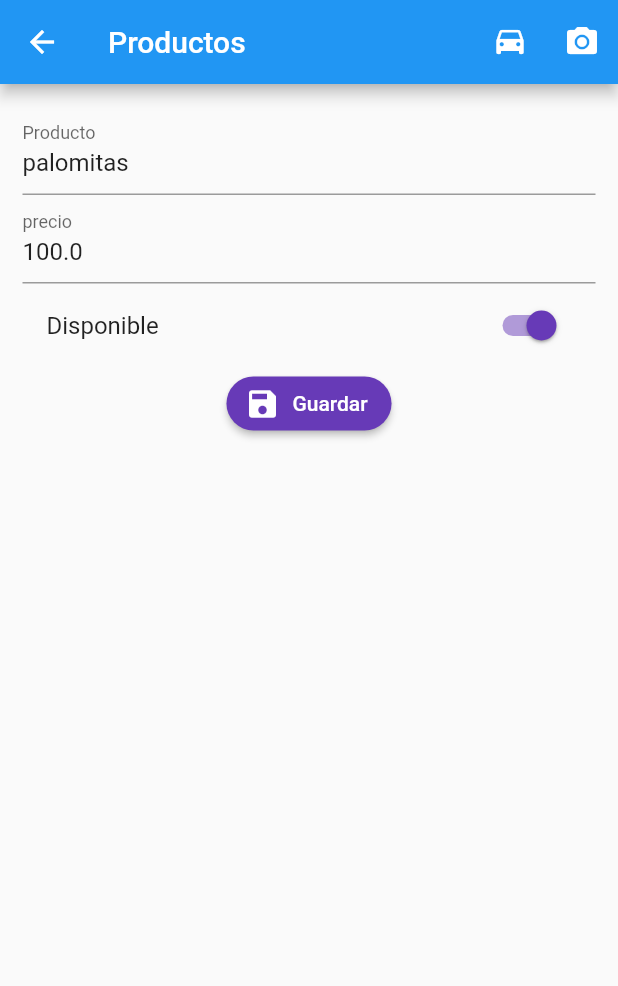
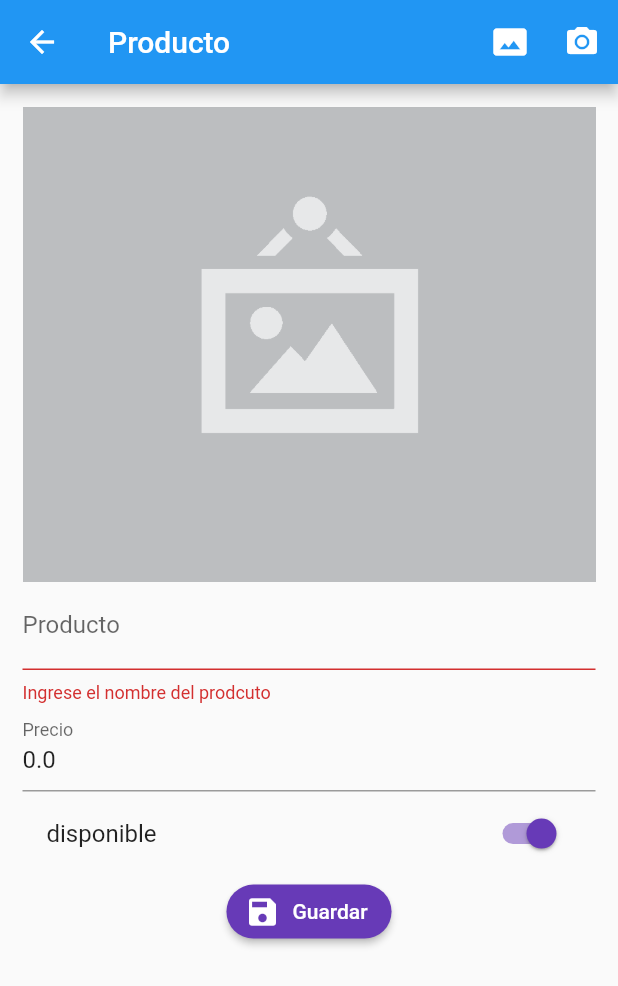
Before and after one commit to ffernando-cg/iOS-Fieras, a Flutter app: the ProductPage screen opened by its route, after a tap on "Guardar", on a phone screen of 412 x 824 dp. Shown: the top 986 px of the screen. Run offline on Flutter 3.47's test engine with Material 2 defaults, Android fonts, the phone set to English and light mode, and no system bars; our stand-ins replace image_picker, rxdart; missing offline and left inert: mime_type; network calls fail.

Commit message:
Practica final

```diff
--- a/lib/src/bloc/login_bloc.dart
+++ b/lib/src/bloc/login_bloc.dart
@@ -1,25 +1,26 @@
 import 'dart:async';
+import 'package:blocpattern/src/bloc/validators.dart';
 import 'package:rxdart/rxdart.dart';
-import 'package:formvalidation/src/bloc/validators.dart';
 
-class LoginBloc with Validators{ // Mezcla entre login bloc y validador
+
+class LoginBloc with Validators{
   // stream nos va a servir para controlar flujo y cambios en las propiedades de niveles bajos
-
- /*  final _emailController = StreamController<String>.broadcast();
+  /*
+  final _emailController = StreamController<String>.broadcast();
   final _passwordController = StreamController<String>.broadcast(); */
   final _emailController = BehaviorSubject<String>();
   final _passwordController = BehaviorSubject<String>();
 
-  //Necesitamos combinar los dos streams
-  get formValidStream => Rx.combineLatest2(emailStream, passwordStream, (e, p) => true);
-
   Stream<String>get emailStream => _emailController.stream.transform(validarEmail);
   Stream<String>get passwordStream => _passwordController.stream.transform(validarPassword);
 
+  //Neceitamos reactive extension (no existen los stream)
+  Stream<bool> get formValidStream => Rx.combineLatest2(emailStream,passwordStream,(e,p)=>true);
 
   Function(String) get changeEmail => _emailController.sink.add; // crear un referencia
-  Function(String) get changePassword => _passwordController.sink.add;
+  Function(String) get changePassword => _passwordController.sink.add; // crear un referencia
 
+  // obtener ultimo valor de streams
   String get email => _emailController.value;
   String get password => _passwordController.value;
 
--- a/lib/src/models/product_model.dart
+++ /dev/null
@@ -1,36 +0,0 @@
-// To parse this JSON data, do
-//
-//     final productModel = productModelFromJson(jsonString);
-import 'dart:convert';
-
-ProductModel productModelFromJson(String str) => ProductModel.fromJson(json.decode(str));
-
-String productModelToJson(ProductModel data) => json.encode(data.toJson());
-
-class ProductModel {
-    ProductModel({
-        this.id,
-        this.titulo = 'palomitas',
-        this.valor = 100.0,
-        this.disponible= true,
-    });
-
-    String id;
-    String titulo;
-    double valor;
-    bool disponible;
-
-    factory ProductModel.fromJson(Map<String, dynamic> json) => ProductModel(
-        id: json["id"],
-        titulo: json["titulo"],
-        valor: json["valor"],
-        disponible: json["disponible"],
-    );
-
-    Map<String, dynamic> toJson() => {
-        "id": id,
-        "titulo": titulo,
-        "valor": valor,
-        "disponible": disponible,
-    };
-}
--- /dev/null
+++ b/lib/src/models/producto_model.dart
@@ -0,0 +1,43 @@
+import 'dart:convert';
+
+// Recibe json en forma de string y regresa nueva instancia del modelo
+ProductoModel productoModelFromJson(String str) => ProductoModel.fromJson(json.decode(str));
+
+// toma el modelo y lo modela como json
+String productoModelToJson(ProductoModel data) => json.encode(data.toJson());
+
+class ProductoModel {
+    ProductoModel({
+        this.id,
+        this.titulo = '',
+        this.valor = 0.0,
+        this.disponible =  true,
+        this.fotoUrl,
+    });
+
+    String id;
+    String titulo;
+    double valor;
+    bool disponible;
+    String fotoUrl;
+
+
+    // Recibe mapa y regresa nueva intancia por eso factory
+    factory ProductoModel.fromJson(Map<String, dynamic> json) => ProductoModel(
+        id          : json["id"],
+        titulo      : json["titulo"],
+        valor       : json["valor"],
+        disponible  : json["disponible"],
+        fotoUrl     : json["fotoURL"],
+    );
+
+
+    // toma el modelo y lo transforma a json
+    Map<String, dynamic> toJson() => {
+        //"id": id,
+        "titulo": titulo,
+        "valor": valor,
+        "disponible": disponible,
+        "fotoURL": fotoUrl,
+    };
+}
--- a/lib/src/pages/producto_page.dart
+++ b/lib/src/pages/producto_page.dart
@@ -1,11 +1,12 @@
+import 'dart:io';
+
+import 'package:blocpattern/src/models/producto_model.dart';
+import 'package:blocpattern/src/providers/productos_provider.dart';
+import 'package:blocpattern/src/utils/utils.dart' as utils;
 import 'package:flutter/material.dart';
-import 'package:formvalidation/src/models/product_model.dart';
-import 'package:formvalidation/src/providers/productos_provider.dart';
-import 'package:formvalidation/src/utils/utils.dart' as utils;
+import 'package:image_picker/image_picker.dart';
 
 class ProductPage extends StatefulWidget {
-  ProductPage({Key key}) : super(key: key);
-
   @override
   _ProductPageState createState() => _ProductPageState();
 }
@@ -13,22 +14,31 @@ class ProductPage extends StatefulWidget {
 class _ProductPageState extends State<ProductPage> {
   final formKey = GlobalKey<FormState>();
   final productoProvider = new ProductosProvider();
-  final producto = new ProductModel();
+  ProductoModel producto = new ProductoModel();
+
+  final scaffoldKey = GlobalKey<ScaffoldState>();
+  bool _guardando = false;
+  File foto;
+  final _picker = ImagePicker();
 
   @override
   Widget build(BuildContext context) {
+    final ProductoModel prodData = ModalRoute.of(context).settings.arguments;
+
+    if (prodData != null) {
+      producto = prodData;
+    }
+
     return Scaffold(
+      key: scaffoldKey,
       appBar: AppBar(
-        title: Text('Productos'),
+        title: Text('Producto'),
         actions: <Widget>[
           IconButton(
-            icon: Icon(Icons.time_to_leave),
-            onPressed: () {},
+            icon: Icon(Icons.photo_size_select_actual),
+            onPressed: _seleccionarFoto,
           ),
-          IconButton(
-            icon: Icon(Icons.camera_alt),
-            onPressed: () {},
-          ),
+          IconButton(onPressed: _tomarFoto, icon: Icon(Icons.camera_alt))
         ],
       ),
       body: SingleChildScrollView(
@@ -38,6 +48,7 @@ class _ProductPageState extends State<ProductPage> {
             key: formKey,
             child: Column(
               children: <Widget>[
+                _mostrarFoto(),
                 _crearNombre(),
                 _crearPrecio(),
                 _crearDisponible(),
@@ -54,14 +65,20 @@ class _ProductPageState extends State<ProductPage> {
     return TextFormField(
       textCapitalization: TextCapitalization.sentences,
       decoration: InputDecoration(labelText: 'Producto'),
-      onSaved: (value) => producto.titulo,
+      //3
+      onSaved: (value) => producto.titulo = value,
       validator: (value) {
         if (value.length < 3) {
-          return 'Ingrese un nombre mas grande';
-        } else {
+          return 'Ingrese el nombre del prodcuto';
+        }
+        else if(value.trim() == ''){
+          return 'No puede existir campos nulos';
+        }
+        else {
           return null;
         }
       },
+      // 2
       initialValue: producto.titulo,
     );
   }
@@ -69,26 +86,19 @@ class _ProductPageState extends State<ProductPage> {
   Widget _crearPrecio() {
     return TextFormField(
       keyboardType: TextInputType.numberWithOptions(decimal: true),
-        decoration: InputDecoration(labelText: 'precio'),
-        onSaved: (value)=>producto.valor = double.parse(value),
+      decoration: InputDecoration(labelText: 'Precio'),
+      onSaved: (value) => producto.valor = double.parse(value),
       validator: (value) {
         if (utils.isNumeric(value)) {
           return null;
-          } else {
+        }else if(value.trim() == '0.0'){
+          return 'no pueden existir campos nulos';
+        }
+         else {
           return 'solo números';
         }
       },
-        initialValue: producto.valor.toString(),);
-  }
-
-  Widget _crearDisponible() {
-    return SwitchListTile(
-      value: producto.disponible,
-      title: Text('Disponible'),
-      activeColor: Colors.deepPurple,
-      onChanged: (value)=>setState((){
-        producto.disponible = value;
-      }),
+      initialValue: producto.valor.toString(),
     );
   }
 
@@ -101,18 +111,101 @@ class _ProductPageState extends State<ProductPage> {
       textColor: Colors.white,
       label: Text('Guardar'),
       icon: Icon(Icons.save),
-      onPressed: _submit,
+      onPressed: (_guardando) ? null : _submit,
     );
   }
 
-  void _submit() {
-    // Preguntar los estados validados
-    if (formKey.currentState.validate()) return;
+  _crearDisponible() {
+    return SwitchListTile(
+      value: producto.disponible,
+      title: Text('disponible'),
+      activeColor: Colors.deepPurple,
+      onChanged: (value) => setState(() {
+        producto.disponible = value;
+      }),
+    );
+  }
 
-    formKey.currentState.save();
-    print('Todo fine');
+  void _submit() async{
+    if (!formKey.currentState.validate()) return;
+    formKey.currentState.save(); //4
 
+    setState(() {
+      _guardando = true;
+    });
+
+    //subir imagen
+    if (foto != null){
+      producto.fotoUrl = await productoProvider.subirImagen(foto);
+    }
+
+    if (producto.id == null) {
       productoProvider.crearProducto(producto);
+    } else {
+      productoProvider.editarProducto(producto);
+    }
 
+/*     setState(() {
+      _guardando = true;
+    });
+ */
+    mostrarSnackBar('Registro Guardado');
+
+    Navigator.pop(context);
+  }
+
+  void mostrarSnackBar(String mensaje) {
+    final snackbar = SnackBar(
+      content: Text(mensaje),
+      duration: Duration(milliseconds: 1500),
+    );
+    scaffoldKey.currentState.showSnackBar(snackbar);
+  }
+
+  _seleccionarFoto() async {
+    PickedFile image = await _picker.getImage(source: ImageSource.gallery);
+    foto = File(image.path);
+    if (foto != null) {
+      //limpieza
+    }
+    print('fotito seleccionada');
+    setState(() {});
+    print(foto.path);
+  }
+
+  _mostrarFoto() {
+    if (producto.fotoUrl != null) {
+      return FadeInImage(
+        image: NetworkImage(producto.fotoUrl),
+        placeholder: AssetImage('assets/jar-loading.gif'),
+        height: 300.0,
+        fit: BoxFit.contain,
+      );
+    } else {
+      if (foto != null) {
+        return Image.file(
+          foto,
+          fit: BoxFit.cover,
+          height: 300.0,
+        );
+      }
+      return Image.asset('assets/no-image.png');
     }
   }
+
+  void _tomarFoto() async {
+    _procesarImagen(ImageSource.camera);
+  }
+
+  _procesarImagen(ImageSource origen) async {
+    PickedFile image = await _picker.getImage(source: origen);
+    foto = File(image.path);
+
+    if (foto != null) {
+      producto.fotoUrl == null;
+    }
+    print('fotito seleccionada');
+    setState(() {});
+    print(foto.path);
+  }
+}
--- a/lib/src/utils/utils.dart
+++ b/lib/src/utils/utils.dart
@@ -1,7 +1,7 @@
 bool isNumeric(String s){
-  // Saber si es vacio
   if(s.isEmpty) return false;
 
-  final n =  num.tryParse(s);
-  return (n==null) ? false: true;
+  final n = num.tryParse(s);
+
+  return (n== null) ? false : true;
 }
```
Also changed, not shown: lib/main.dart (+5 -5 lines), lib/src/bloc/provider.dart (+9 -6 lines), lib/src/bloc/validators.dart (+4 -5 lines), lib/src/pages/home_page.dart (+114 -6 lines), lib/src/pages/login_page.dart (+14 -11 lines), lib/src/providers/productos_provider.dart (+96 -5 lines), pubspec.yaml (+7 -6 lines), assets/jar-loading.gif (added), assets/no-image.png (added), pubspec.lock, 11 other files. Lines whose indentation alone changed are shown as unchanged.
